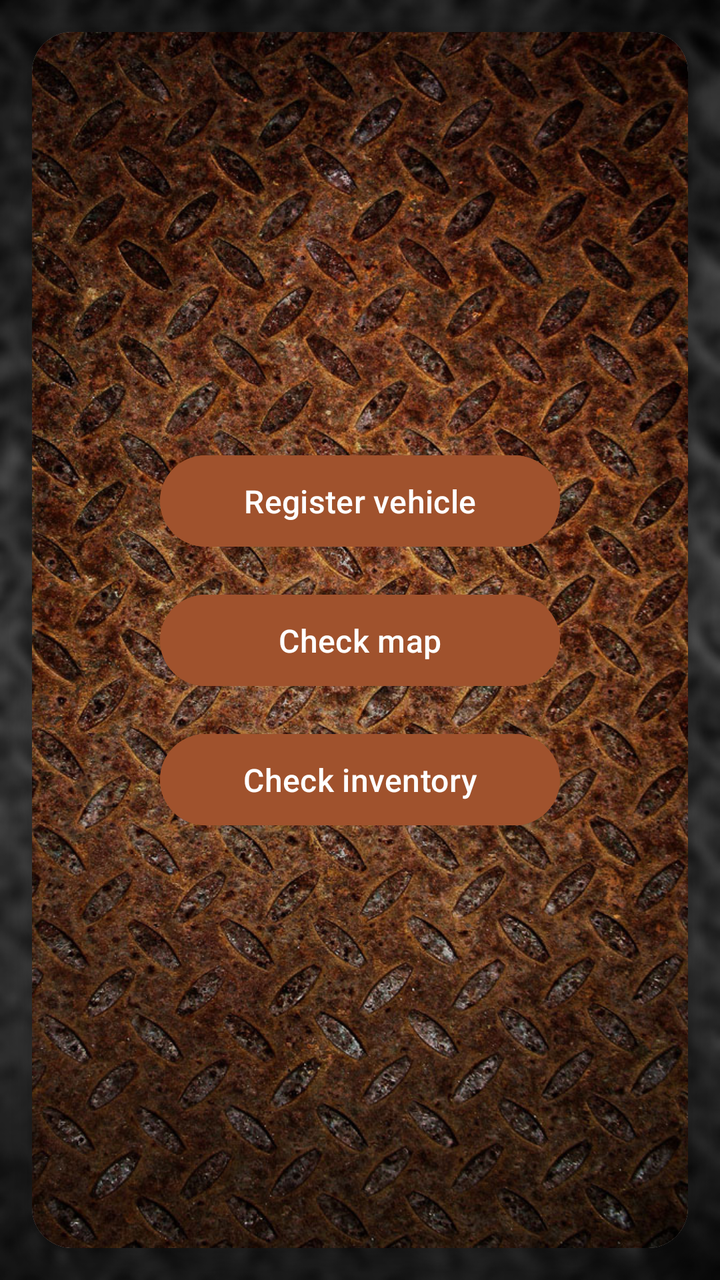
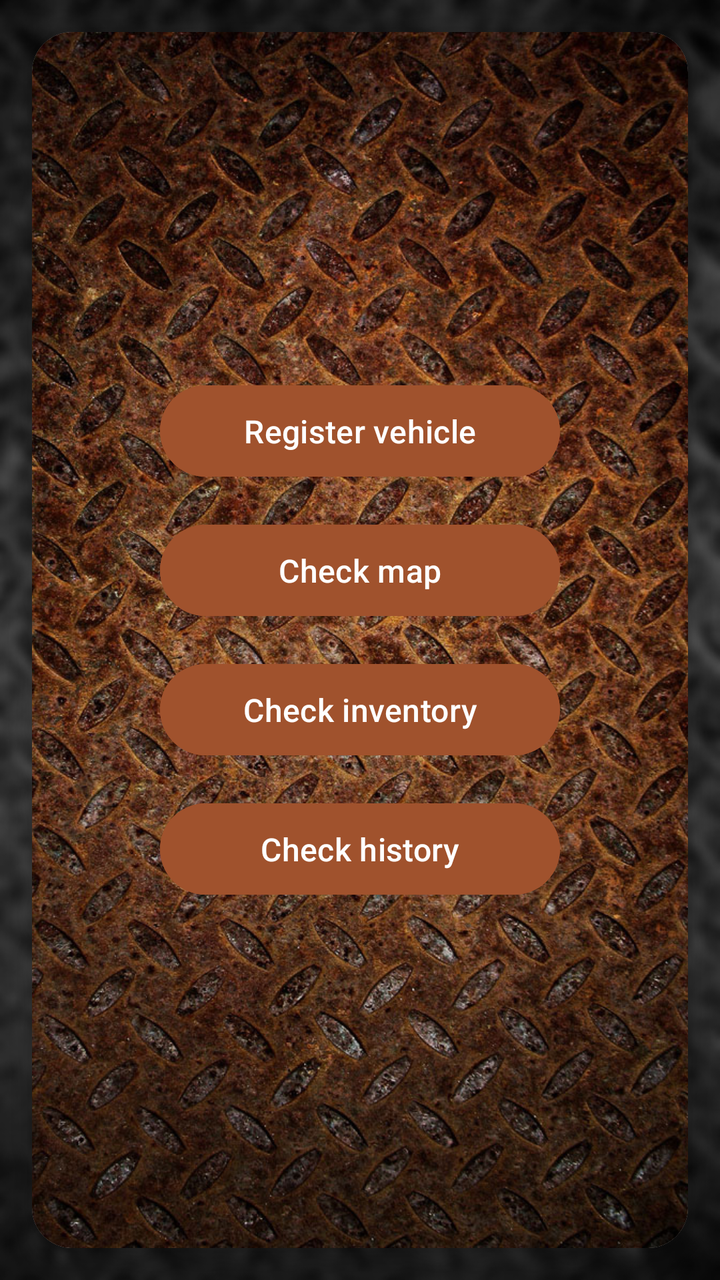

The first picture is an Android layout as it rendered before a commit; the second is the same layout after the commit. The layout source and the unified diff follow.
<!-- AndroidManifest.xml: application theme Theme.ProjectDroid -->
<!-- res/layout/activity_main.xml -->
<?xml version="1.0" encoding="utf-8"?>
<androidx.constraintlayout.widget.ConstraintLayout
    xmlns:android="http://schemas.android.com/apk/res/android"
    xmlns:app="http://schemas.android.com/apk/res-auto"
    xmlns:tools="http://schemas.android.com/tools"
    android:layout_width="match_parent"
    android:layout_height="match_parent"
    android:background="@drawable/rust_backgroundblurbw"
    tools:context=".MainActivity">

    <androidx.cardview.widget.CardView
        android:layout_width="0dp"
        android:layout_height="0dp"
        android:layout_margin="16dp"
        app:cardCornerRadius="20dp"
        app:cardElevation="8dp"
        app:layout_constraintTop_toTopOf="parent"
        app:layout_constraintBottom_toBottomOf="parent"
        app:layout_constraintStart_toStartOf="parent"
        app:layout_constraintEnd_toEndOf="parent">

        <androidx.constraintlayout.widget.ConstraintLayout
            android:layout_width="match_parent"
            android:layout_height="match_parent">

            <ImageView
                android:layout_width="match_parent"
                android:layout_height="match_parent"
                android:scaleType="centerCrop"
                android:src="@drawable/rust_background" />

            <Button
                android:id="@+id/respectBotton"
                android:layout_width="200dp"
                android:layout_height="wrap_content"
                android:backgroundTint="#A0522D"
                android:paddingHorizontal="24dp"
                android:paddingVertical="12dp"
                android:text="Register vehicle"
                android:textColor="#FFFFFF"
                android:textSize="16sp"
                app:layout_constraintTop_toTopOf="parent"
                app:layout_constraintBottom_toTopOf="@id/mapButton"
                app:layout_constraintStart_toStartOf="parent"
                app:layout_constraintEnd_toEndOf="parent"
                app:layout_constraintVertical_chainStyle="packed" />

            <Button
                android:id="@+id/mapButton"
                android:layout_width="200dp"
                android:layout_height="wrap_content"
                android:backgroundTint="#A0522D"
                android:layout_marginTop="16dp"
                android:paddingHorizontal="24dp"
                android:paddingVertical="12dp"
                android:text="Check map"
                android:textColor="#FFFFFF"
                android:textSize="16sp"
                app:layout_constraintTop_toBottomOf="@id/respectBotton"
                app:layout_constraintBottom_toTopOf="@id/inventoryButton"
                app:layout_constraintStart_toStartOf="parent"
                app:layout_constraintEnd_toEndOf="parent" />

            <Button
                android:id="@+id/inventoryButton"
                android:layout_width="200dp"
                android:layout_height="wrap_content"
                android:backgroundTint="#A0522D"
                android:layout_marginTop="16dp"
                android:paddingHorizontal="24dp"
                android:paddingVertical="12dp"
                android:text="Check inventory"
                android:textColor="#FFFFFF"
                android:textSize="16sp"
                app:layout_constraintTop_toBottomOf="@id/mapButton"
                app:layout_constraintBottom_toBottomOf="parent"
                app:layout_constraintStart_toStartOf="parent"
                app:layout_constraintEnd_toEndOf="parent" />

        </androidx.constraintlayout.widget.ConstraintLayout>

    </androidx.cardview.widget.CardView>

</androidx.constraintlayout.widget.ConstraintLayout>
<!-- resources referenced by this layout -->
<resources>
  <!-- drawable rust_background: jpg bitmap (drawable, 361557 bytes) -->
  <!-- drawable rust_backgroundblurbw: jpg bitmap (drawable, 70130 bytes) -->
  <style name="Theme.ProjectDroid" parent="Base.Theme.ProjectDroid" />
  <style name="Base.Theme.ProjectDroid" parent="Theme.Material3.DayNight.NoActionBar">
          
          
      </style>
</resources>

<!-- the commit's change to res/layout/activity_main.xml (unified diff, before → after) -->
@@ -73,6 +73,22 @@
                 android:textColor="#FFFFFF"
                 android:textSize="16sp"
                 app:layout_constraintTop_toBottomOf="@id/mapButton"
+                app:layout_constraintBottom_toBottomOf="@id/historyButton"
+                app:layout_constraintStart_toStartOf="parent"
+                app:layout_constraintEnd_toEndOf="parent" />
+
+            <Button
+                android:id="@+id/historyButton"
+                android:layout_width="200dp"
+                android:layout_height="wrap_content"
+                android:backgroundTint="#A0522D"
+                android:layout_marginTop="16dp"
+                android:paddingHorizontal="24dp"
+                android:paddingVertical="12dp"
+                android:text="Check history"
+                android:textColor="#FFFFFF"
+                android:textSize="16sp"
+                app:layout_constraintTop_toBottomOf="@id/inventoryButton"
                 app:layout_constraintBottom_toBottomOf="parent"
                 app:layout_constraintStart_toStartOf="parent"
                 app:layout_constraintEnd_toEndOf="parent" />
